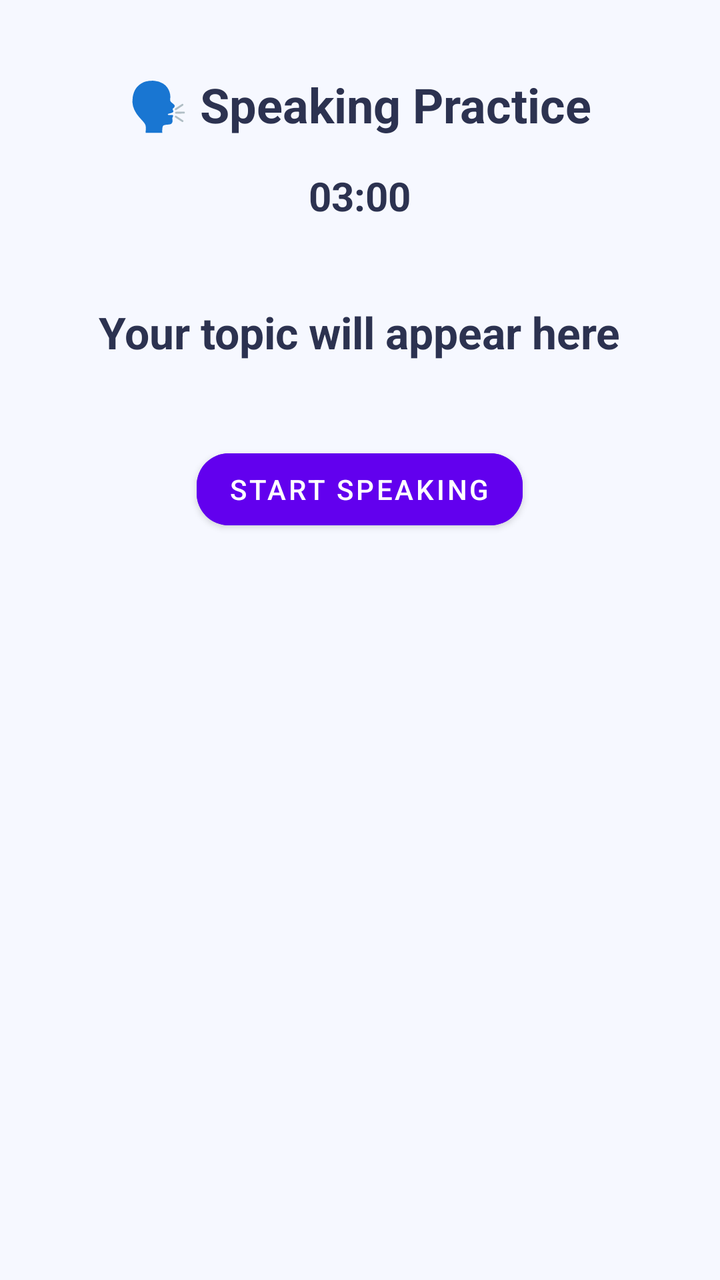
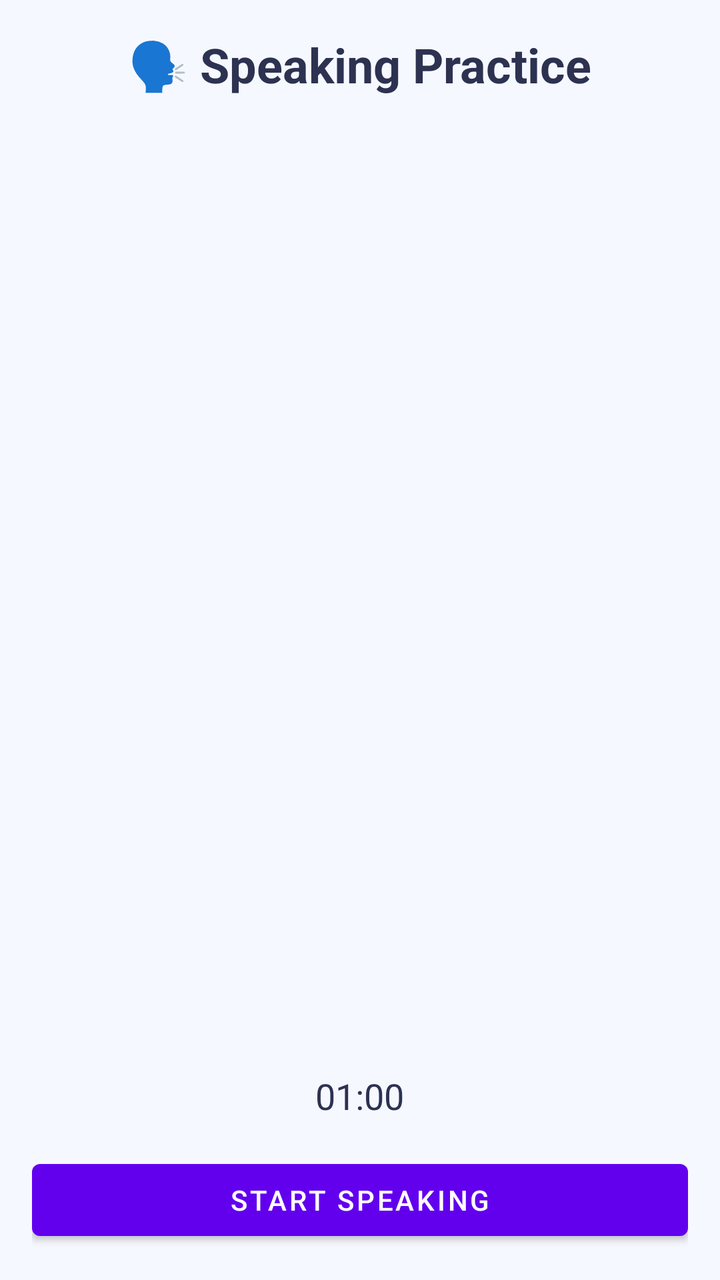

Before-and-after screenshots of an Android layout around one commit, followed by the original layout XML and the change that was made.
<!-- AndroidManifest.xml: activity theme Theme.SpeakRight.Material -->
<!-- res/layout/activity_speaking_practice.xml -->
<?xml version="1.0" encoding="utf-8"?>
<RelativeLayout xmlns:android="http://schemas.android.com/apk/res/android"
    xmlns:app="http://schemas.android.com/apk/res-auto"
    android:layout_width="match_parent"
    android:layout_height="match_parent"
    android:background="#F6F8FF"
    android:padding="16dp">

    
    <TextView
        android:id="@+id/tvTopicTitle"
        android:layout_width="wrap_content"
        android:layout_height="wrap_content"
        android:text="🗣 Speaking Practice"
        android:textSize="24sp"
        android:textStyle="bold"
        android:textColor="#2C3250"
        android:layout_centerHorizontal="true"
        android:layout_marginTop="20dp"/>

    
    <TextView
        android:id="@+id/tvTimer"
        android:layout_width="wrap_content"
        android:layout_height="wrap_content"
        android:text="03:00"
        android:textSize="20sp"
        android:textStyle="bold"
        android:textColor="#2C3250"
        android:layout_below="@id/tvTopicTitle"
        android:layout_centerHorizontal="true"
        android:layout_marginTop="16dp"/>

    
    <TextView
        android:id="@+id/tvTopic"
        android:layout_width="wrap_content"
        android:layout_height="wrap_content"
        android:text="Your topic will appear here"
        android:textSize="22sp"
        android:textStyle="bold"
        android:textColor="#2C3250"
        android:layout_below="@id/tvTimer"
        android:layout_centerHorizontal="true"
        android:layout_marginTop="40dp"
        android:gravity="center"/>

    
    <com.google.android.material.button.MaterialButton
        android:id="@+id/btnNextTopic"
        android:layout_width="wrap_content"
        android:layout_height="wrap_content"
        android:text="Start Speaking"
        android:textColor="@android:color/white"
        android:layout_below="@id/tvTopic"
        android:layout_centerHorizontal="true"
        android:layout_marginTop="40dp"
        android:backgroundTint="@color/purple_500"
        app:cornerRadius="16dp"/>

</RelativeLayout>
<!-- resources referenced by this layout -->
<resources>
  <color name="purple_500">#FF6200EE</color>
  <style name="Theme.SpeakRight.Material" parent="Theme.MaterialComponents.DayNight.NoActionBar">
          
          <item name="colorPrimary">@color/purple_500</item>
          <item name="colorPrimaryVariant">@color/purple_700</item>
          <item name="colorSecondary">@color/teal_200</item>
      </style>
  <color name="purple_700">#FF3700B3</color>
  <color name="teal_200">#FF03DAC5</color>
</resources>

<!-- the commit's change to res/layout/activity_speaking_practice.xml (unified diff, before → after) -->
@@ -1,6 +1,6 @@
-<?xml version="1.0" encoding="utf-8"?>
-<RelativeLayout xmlns:android="http://schemas.android.com/apk/res/android"
+<LinearLayout xmlns:android="http://schemas.android.com/apk/res/android"
     xmlns:app="http://schemas.android.com/apk/res-auto"
+    android:orientation="vertical"
     android:layout_width="match_parent"
     android:layout_height="match_parent"
     android:background="#F6F8FF"
@@ -8,54 +8,41 @@
 
     
     <TextView
-        android:id="@+id/tvTopicTitle"
+        android:id="@+id/tvTitle"
         android:layout_width="wrap_content"
         android:layout_height="wrap_content"
         android:text="🗣 Speaking Practice"
         android:textSize="24sp"
         android:textStyle="bold"
         android:textColor="#2C3250"
-        android:layout_centerHorizontal="true"
-        android:layout_marginTop="20dp"/>
+        android:layout_gravity="center_horizontal"
+        android:layout_marginBottom="12dp"/>
+
+    
+    <androidx.recyclerview.widget.RecyclerView
+        android:id="@+id/rvChat"
+        android:layout_width="match_parent"
+        android:layout_height="0dp"
+        android:layout_weight="1"
+        android:scrollbars="vertical"/>
 
     
     <TextView
         android:id="@+id/tvTimer"
         android:layout_width="wrap_content"
         android:layout_height="wrap_content"
-        android:text="03:00"
-        android:textSize="20sp"
-        android:textStyle="bold"
+        android:text="01:00"
+        android:textSize="18sp"
         android:textColor="#2C3250"
-        android:layout_below="@id/tvTopicTitle"
-        android:layout_centerHorizontal="true"
-        android:layout_marginTop="16dp"/>
-
-    
-    <TextView
-        android:id="@+id/tvTopic"
-        android:layout_width="wrap_content"
-        android:layout_height="wrap_content"
-        android:text="Your topic will appear here"
-        android:textSize="22sp"
-        android:textStyle="bold"
-        android:textColor="#2C3250"
-        android:layout_below="@id/tvTimer"
-        android:layout_centerHorizontal="true"
-        android:layout_marginTop="40dp"
-        android:gravity="center"/>
+        android:layout_gravity="center_horizontal"
+        android:layout_marginTop="4dp"
+        android:layout_marginBottom="8dp"/>
 
     
     <com.google.android.material.button.MaterialButton
-        android:id="@+id/btnNextTopic"
-        android:layout_width="wrap_content"
+        android:id="@+id/btnSpeak"
+        android:layout_width="match_parent"
         android:layout_height="wrap_content"
         android:text="Start Speaking"
-        android:textColor="@android:color/white"
-        android:layout_below="@id/tvTopic"
-        android:layout_centerHorizontal="true"
-        android:layout_marginTop="40dp"
-        android:backgroundTint="@color/purple_500"
-        app:cornerRadius="16dp"/>
-
-</RelativeLayout>
+        android:layout_marginTop="8dp"/>
+</LinearLayout>
